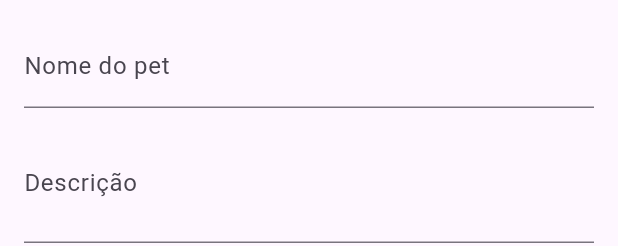
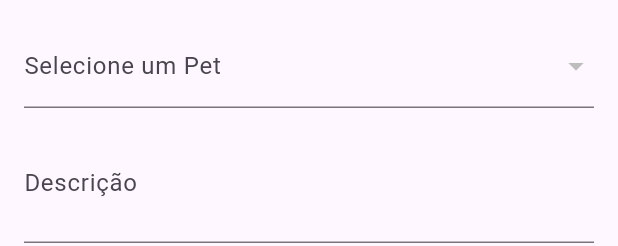
Before and after one commit to GabrielViniciusLCM/PerdiMeuPet, a Flutter app: the AddPostTab widget shown alone on an empty page, opened directly, after a tap on "Publicar", on a phone screen of 412 x 824 dp. Shown: the top 246 px of the screen. Run offline on Flutter 3.47's test engine with Material 3 defaults, Android fonts, the phone set to English and light mode, and no system bars; network calls fail.

Commit message:
:sparkles: feat(post): post provider added

```diff
--- a/perdi_meu_pet/lib/domain/model/post.dart
+++ b/perdi_meu_pet/lib/domain/model/post.dart
@@ -1,5 +1,6 @@
 // ignore_for_file: unnecessary_this
 class Post {
+  final String nome;        // nome do pet
   final String descricao;   // descrição do post
   final String localizacao; // localização do pet, onde foi visto pela última vez
   final String imageUrl;    // url da imagem do pet
@@ -8,16 +9,19 @@ class Post {
   final DateTime placedAt = DateTime.now(); // data e hora do post
 
   Post({
+    required this.nome,
     required this.descricao,
     required this.localizacao,
     required this.imageUrl,
     required this.userId,
     required this.petId,
-  }):assert(descricao.isNotEmpty),
+  }):assert(nome.isNotEmpty),
+    assert(descricao.isNotEmpty),
     assert(localizacao.isNotEmpty),
     assert(imageUrl.isNotEmpty),
     assert(userId.isNotEmpty),
     assert(petId.isNotEmpty),
+    assert(nome.length >= 3),
     assert(descricao.length >= 5),
     assert(localizacao.length >= 5),
     assert(imageUrl.length >= 5),
@@ -25,6 +29,7 @@ class Post {
     assert(petId.length >= 5);
 
   Post.fromJson(Map<String, dynamic> json):
+    this.nome         = json['nome'],
     this.descricao    = json['descricao'],
     this.localizacao  = json['localizacao'],
     this.imageUrl     = json['imageUrl'],
@@ -33,18 +38,20 @@ class Post {
 
   Map<String, dynamic> toJson() {
     return {
+      'nome':        this.nome,
       'descricao':   this.descricao,
       'localizacao': this.localizacao,
       'imageUrl':    this.imageUrl,
       'userId':      this.userId,
       'petId':       this.petId,
-      'placedAt':    this.placedAt,
+      'placedAt':    this.placedAt.toString(),
     };
   }
 
   @override
   String toString() {
     return '''Post{
+      \n\tnome: ${this.nome},
       \n\tdescricao: ${this.descricao},
       \n\tlocalizacao: ${this.localizacao},
       \n\timageUrl: ${this.imageUrl},
@@ -58,6 +65,7 @@ class Post {
   bool operator ==(Object other) {
     if (identical(this, other)) return true;
     return other is Post &&
+      other.nome        == this.nome &&
       other.descricao   == this.descricao &&
       other.localizacao == this.localizacao &&
       other.imageUrl    == this.imageUrl &&
--- a/perdi_meu_pet/lib/screens/home_screen.dart
+++ b/perdi_meu_pet/lib/screens/home_screen.dart
@@ -1,12 +1,11 @@
 import 'package:flutter/material.dart';
+import 'package:perdi_meu_pet/utils/app_routes.dart';
 import 'package:provider/provider.dart';
-import '../domain/model/post.dart';
 import '../domain/provider/user_provider.dart';
 
 import '../widgets/add_post_tab.dart';
 import '../widgets/favorites_tab.dart';
 import '../widgets/feed_tab.dart';
-import 'my_pet_screen.dart';
 
 // Mock de dados
 
@@ -30,32 +29,32 @@ import 'my_pet_screen.dart';
 //   ),
 // ];
 
-final List<Post> mockPosts = [
-  Post(
-    // nome: 'Mia',
-    descricao:  'Gatinha branca e muito carinhosa, desapareceu ontem.',
-    localizacao:'Bairro Jardim Paulista',
-    imageUrl:   'https://encrypted-tbn0.gstatic.com/images?q=tbn:ANd9GcQpiJmZoJ_y-zMy5ke5RAw14AZj9dIREUxFCA&s',
-    userId:    '123456',
-    petId:     '654321',
-  ),
-  Post(
-    // nome: 'Simba',
-    descricao:  'Gato laranja, adora brincar na rua. Foi visto pela última vez perto da praça.',
-    localizacao:'Bairro Pinheiros',
-    imageUrl:   'https://encrypted-tbn0.gstatic.com/images?q=tbn:ANd9GcR_tk6y1IbTI65cDl8Us1qcnRY_XUj1iMfr1w&s',
-    userId:     '123456',
-    petId:      '654321',
-  ),
-  Post(
-    // nome: 'Luna',
-    descricao:  'Gata cinza, muito tímida. Por favor, ajude-nos a encontrá-la!',
-    localizacao:'Centro',
-    imageUrl:   'https://encrypted-tbn0.gstatic.com/images?q=tbn:ANd9GcSRK_iz_E5w6MEQwWr9Sx4nfK7yW_F4saX4wg&s',
-    userId:     '123456',
-    petId:      '654321',
-  ),
-];
+// final List<Post> mockPosts = [
+//   Post(
+//     // nome: 'Mia',
+//     descricao:  'Gatinha branca e muito carinhosa, desapareceu ontem.',
+//     localizacao:'Bairro Jardim Paulista',
+//     imageUrl:   'https://encrypted-tbn0.gstatic.com/images?q=tbn:ANd9GcQpiJmZoJ_y-zMy5ke5RAw14AZj9dIREUxFCA&s',
+//     userId:    '123456',
+//     petId:     '654321',
+//   ),
+//   Post(
+//     // nome: 'Simba',
+//     descricao:  'Gato laranja, adora brincar na rua. Foi visto pela última vez perto da praça.',
+//     localizacao:'Bairro Pinheiros',
+//     imageUrl:   'https://encrypted-tbn0.gstatic.com/images?q=tbn:ANd9GcR_tk6y1IbTI65cDl8Us1qcnRY_XUj1iMfr1w&s',
+//     userId:     '123456',
+//     petId:      '654321',
+//   ),
+//   Post(
+//     // nome: 'Luna',
+//     descricao:  'Gata cinza, muito tímida. Por favor, ajude-nos a encontrá-la!',
+//     localizacao:'Centro',
+//     imageUrl:   'https://encrypted-tbn0.gstatic.com/images?q=tbn:ANd9GcSRK_iz_E5w6MEQwWr9Sx4nfK7yW_F4saX4wg&s',
+//     userId:     '123456',
+//     petId:      '654321',
+//   ),
+// ];
 
 class HomeScreen extends StatelessWidget {
   @override
@@ -91,7 +90,7 @@ class HomeScreen extends StatelessWidget {
                 //     builder: (context) => ProfileTab(),
                 //   ),
                 // );
-                Navigator.of(context).pushNamed('/profile');
+                Navigator.of(context).pushNamed(AppRoutes.PROFILE);
               },
             ),
           ],
@@ -125,9 +124,10 @@ class HomeScreen extends StatelessWidget {
                     leading: const Icon(Icons.pets),
                     title: const Text("My Pets"),
                     onTap: () {
-                      Navigator.of(context).push(MaterialPageRoute(
-                        builder: (context) => MyPetsScreen(),
-                      ));
+                      // Navigator.of(context).push(MaterialPageRoute(
+                      //   builder: (context) => MyPetsScreen(),
+                      // ));
+                      Navigator.of(context).pushNamed(AppRoutes.MY_PETS);
                     },
                   ),
               const Divider(),
--- a/perdi_meu_pet/lib/utils/app_routes.dart
+++ b/perdi_meu_pet/lib/utils/app_routes.dart
@@ -2,8 +2,8 @@ class AppRoutes {
   static const HOME = '/';
   static const POST_DETAIL = '/post-detail';
   static const PROFILE = '/profile';
-  // static const MY_PETS = '/my-pets';
+  static const MY_PETS = '/my-pets';
   // static const ADD_POST = '/add-post';
   // static const FAVORITES = '/favorites';
-  static const SETTINGS = '/settings'; // TODO: Implement settings page
+  // static const SETTINGS = '/settings'; // TODO: Implement settings page
 }
--- a/perdi_meu_pet/lib/widgets/add_post_tab.dart
+++ b/perdi_meu_pet/lib/widgets/add_post_tab.dart
@@ -1,10 +1,109 @@
 import 'package:flutter/material.dart';
+import 'package:perdi_meu_pet/domain/provider/post_provider.dart';
 import 'package:perdi_meu_pet/domain/service/pet_service.dart';
 import 'package:provider/provider.dart';
 import '../domain/model/pet.dart';
 import '../domain/model/post.dart';
+import '../domain/provider/pet_provider.dart';
 import '../domain/provider/user_provider.dart';
-import '../screens/home_screen.dart';
+
+// class AddPostTab extends StatefulWidget {
+//   @override
+//   _AddPostTabState createState() => _AddPostTabState();
+// }
+
+// class _AddPostTabState extends State<AddPostTab> {
+//   final _nomeController = TextEditingController();
+//   final _descricaoController = TextEditingController();
+//   final _localizacaoController = TextEditingController();
+//   String? _imageUrl;
+
+//   Future<void> _addPost() async {
+//     final userProvider = Provider.of<UserProvider>(context, listen: false);
+//     if (_nomeController.text.isNotEmpty &&
+//         _descricaoController.text.isNotEmpty &&
+//         _localizacaoController.text.isNotEmpty &&
+//         _imageUrl != null) {
+
+//       final newPost = Post(
+//         // nome: _nomeController.text,
+//         descricao: _descricaoController.text,
+//         localizacao: _localizacaoController.text,
+//         imageUrl: _imageUrl!,
+//         userId: userProvider.userId,
+//         petId: petMapEntry.key,
+//       );
+
+//       setState(() {
+//         // mockPosts.add(newPost); // Adiciona o novo post à lista mockada de posts
+
+//       });
+
+//       // Limpa os campos de texto e a URL da imagem
+//       _nomeController.clear();
+//       _descricaoController.clear();
+//       _localizacaoController.clear();
+//       _imageUrl = null;
+
+//       ScaffoldMessenger.of(context).showSnackBar(
+//         SnackBar(content: Text('Post adicionado com sucesso!')),
+//       );
+//     } else {
+//       ScaffoldMessenger.of(context).showSnackBar(
+//         SnackBar(content: Text('Por favor, preencha todos os campos.')),
+//       );
+//     }
+//   }
+
+
+//   // Função para simular a escolha de uma imagem
+//   void _pickImage() {
+//     setState(() {
+//       _imageUrl =
+//           'https://blog.casadoprodutor.com.br/wp-content/uploads/2018/04/gatinho.jpg'; // URL de uma imagem de exemplo
+//     });
+//   }
+
+//   @override
+//   Widget build(BuildContext context) {
+//     return Padding(
+//       padding: const EdgeInsets.all(16.0),
+//       child: Column(
+//         children: [
+//           TextField(
+//             controller: _nomeController,
+//             decoration: InputDecoration(labelText: 'Nome do pet'),
+//           ),
+//           SizedBox(height: 10),
+//           TextField(
+//             controller: _descricaoController,
+//             decoration: InputDecoration(labelText: 'Descrição'),
+//             maxLines: 2,
+//           ),
+//           SizedBox(height: 10),
+//           TextField(
+//             controller: _localizacaoController,
+//             decoration: InputDecoration(labelText: 'Localização'),
+//           ),
+//           SizedBox(height: 10),
+//           ElevatedButton(
+//             onPressed: _pickImage,
+//             child: Text('Escolher Imagem'),
+//           ),
+//           if (_imageUrl != null) ...[
+//             SizedBox(height: 10),
+//             Image.network(_imageUrl!, height: 100, fit: BoxFit.cover),
+//           ],
+//           Spacer(),
+//           ElevatedButton(
+//             onPressed: _addPost,
+//             child: Text('Publicar'),
+//           ),
+//         ],
+//       ),
+//     );
+//   }
+// }
 
 class AddPostTab extends StatefulWidget {
   @override
@@ -12,46 +111,63 @@ class AddPostTab extends StatefulWidget {
 }
 
 class _AddPostTabState extends State<AddPostTab> {
-  final _nomeController = TextEditingController();
   final _descricaoController = TextEditingController();
   final _localizacaoController = TextEditingController();
   String? _imageUrl;
+  String? _selectedPetId; // Track the selected pet's ID
+  late PetProvider petProvider;
+  Map<String, Pet> pets = {};
+
+  bool isLoading = true;
+
+
+  @override
+  initState() {
+    super.initState();
+    petProvider = Provider.of<PetProvider>(context, listen: false);
+    _fetchPets();
+  }
+
+  void _fetchPets() async {
+    try {
+      final petsMap = await petProvider.getUserPets();
+      setState(() {
+        this.pets = petsMap;
+        this.isLoading = false;
+      });
+    } catch (e) {
+      setState(() {
+        this.isLoading = false;
+      });
+    }
+  }
 
   Future<void> _addPost() async {
     final userProvider = Provider.of<UserProvider>(context, listen: false);
-    if (_nomeController.text.isNotEmpty &&
+    final postProvier = Provider.of<PostProvider>(context, listen: false);
+    if (_selectedPetId != null &&
         _descricaoController.text.isNotEmpty &&
         _localizacaoController.text.isNotEmpty &&
         _imageUrl != null) {
-
-      final newPet = Pet(
-        name: _nomeController.text,
-        userId: userProvider.userId,
-        breed: 'vira-lata',
-        age: '1',
-        description: _descricaoController.text,
-        imageUrl: _imageUrl!,
-      );
-      final petMapEntry = await PetService.addPet(newPet);
-
       final newPost = Post(
-        // nome: _nomeController.text,
+        nome: pets[_selectedPetId!]!.name,
         descricao: _descricaoController.text,
         localizacao: _localizacaoController.text,
         imageUrl: _imageUrl!,
         userId: userProvider.userId,
-        petId: petMapEntry.key,
+        petId: _selectedPetId!,
       );
 
-      setState(() {
-        mockPosts.add(newPost); // Adiciona o novo post à lista mockada de posts
-      });
+      // Submit the post (e.g., save to a backend or update a local provider)
+      await postProvier.addPost(newPost);
 
-      // Limpa os campos de texto e a URL da imagem
-      _nomeController.clear();
+      // For now, just clear the fields and show a success message
       _descricaoController.clear();
       _localizacaoController.clear();
+      setState(() {
         _imageUrl = null;
+        _selectedPetId = null;
+      });
 
       ScaffoldMessenger.of(context).showSnackBar(
         SnackBar(content: Text('Post adicionado com sucesso!')),
@@ -63,24 +179,40 @@ class _AddPostTabState extends State<AddPostTab> {
     }
   }
 
-
   // Função para simular a escolha de uma imagem
   void _pickImage() {
     setState(() {
       _imageUrl =
-          'https://blog.casadoprodutor.com.br/wp-content/uploads/2018/04/gatinho.jpg'; // URL de uma imagem de exemplo
+          'https://blog.casadoprodutor.com.br/wp-content/uploads/2018/04/gatinho.jpg'; // Example image URL
     });
   }
 
   @override
   Widget build(BuildContext context) {
-    return Padding(
+
+
+    return isLoading
+      ?Center(child: CircularProgressIndicator())
+      :Padding(
         padding: const EdgeInsets.all(16.0),
         child: Column(
           children: [
-          TextField(
-            controller: _nomeController,
-            decoration: InputDecoration(labelText: 'Nome do pet'),
+            // Pet selection dropdown
+            DropdownButtonFormField<String>(
+              value: _selectedPetId,
+              onChanged: (value) {
+                setState(() {
+                  _selectedPetId = value;
+                });
+              },
+              items: pets.entries.map((entry) {
+                final pet = entry.value;
+                return DropdownMenuItem<String>(
+                  value: entry.key, // Pet ID
+                  child: Text(pet.name),
+                );
+              }).toList(),
+              decoration: InputDecoration(labelText: 'Selecione um Pet'),
             ),
             SizedBox(height: 10),
             TextField(
--- a/perdi_meu_pet/lib/widgets/favorites_tab.dart
+++ b/perdi_meu_pet/lib/widgets/favorites_tab.dart
@@ -1,5 +1,5 @@
 import 'package:flutter/material.dart';
-import '../screens/home_screen.dart';
+import '../domain/model/post.dart';
 import 'post_widget.dart';
 import '../screens/post_detail_screen.dart'; // Importa a tela de detalhes
 
@@ -7,7 +7,8 @@ class FavoritesTab extends StatelessWidget {
   @override
   Widget build(BuildContext context) {
     // final favoritePosts = mockPosts.where((post) => post.isFavorite).toList();
-    final favoritePosts = mockPosts;
+    // final favoritePosts = mockPosts
+    final favoritePosts = <Post>[]; // Inicializa a lista de posts favoritos
 
     if (favoritePosts.isEmpty) {
       return Center(child: Text('Nenhum post favoritado.'));
--- a/perdi_meu_pet/lib/widgets/post_widget.dart
+++ b/perdi_meu_pet/lib/widgets/post_widget.dart
@@ -64,8 +64,7 @@ class _PostWidgetState extends State<PostWidget> {
                 crossAxisAlignment: CrossAxisAlignment.start,
                 children: [
                   Text(
-                    // widget.post.nome,
-                    'Nome do pet',
+                    widget.post.nome,
                     style: TextStyle(
                       fontSize: 18,
                       fontWeight: FontWeight.bold,
```
Also changed, not shown: perdi_meu_pet/lib/domain/provider/post_provider.dart (added, +49 -0 lines), perdi_meu_pet/lib/domain/service/post_service.dart (+23 -8 lines), perdi_meu_pet/lib/main.dart (+8 -2 lines), perdi_meu_pet/lib/widgets/feed_tab.dart (+6 -3 lines). Lines whose indentation alone changed are shown as unchanged.
